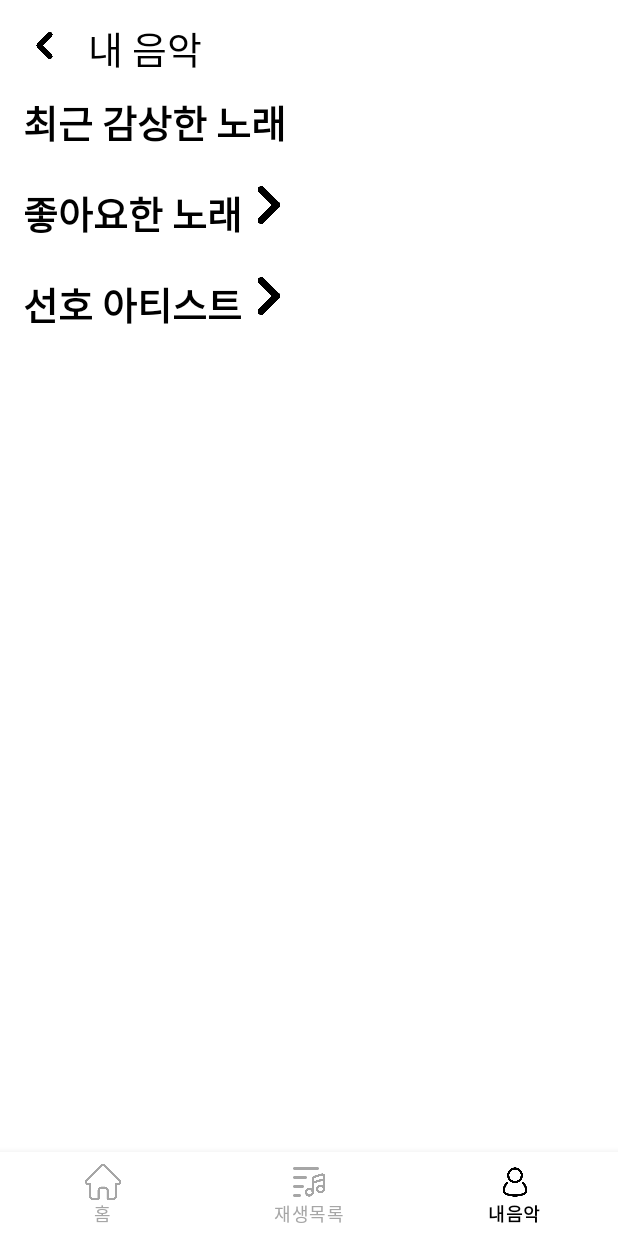
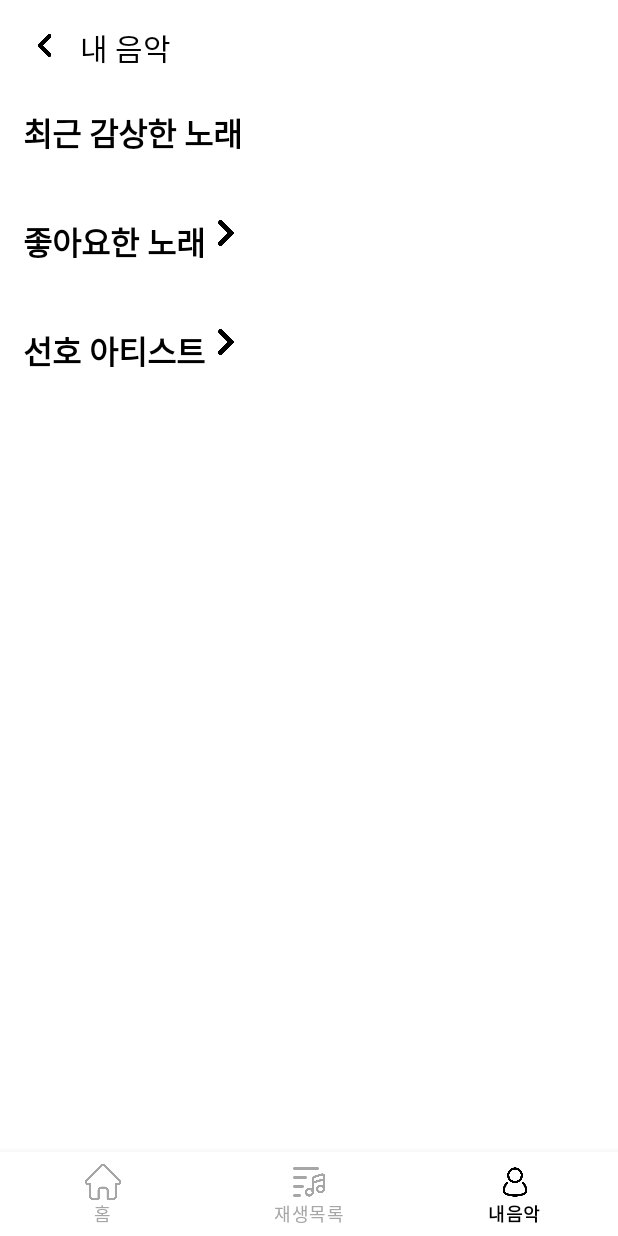
Before and after one commit to sEunkyung/GROOVE, an Android app: the Main_Home screen opened directly, with no data from a screen before it, item 3 of the bottom bar chosen, on a phone screen of 412 x 824 dp. Run offline under Robolectric (Android 15) with nearby library versions, the light colour scheme and no system bars; our stand-ins replace Volley; network calls fail.

Commit message:
은갱이 프론트 수정2

```diff
--- a/app/src/main/res/drawable/img_logo.xml
+++ b/app/src/main/res/drawable/img_logo.xml
@@ -2,6 +2,6 @@
 <layer-list xmlns:android="http://schemas.android.com/apk/res/android">
     <item
         android:drawable="@drawable/logo_img"
-        android:width="50dp"
-        android:height="50dp" />
+        android:width="15dp"
+        android:height="15dp" />
 </layer-list>
--- a/app/src/main/res/drawable/img_logoname.xml
+++ b/app/src/main/res/drawable/img_logoname.xml
@@ -2,6 +2,6 @@
 <layer-list xmlns:android="http://schemas.android.com/apk/res/android">
     <item
         android:drawable="@drawable/logo_name"
-        android:width="200dp"
-        android:height="35dp" />
+        android:width="130dp"
+        android:height="25dp" />
 </layer-list>
--- a/app/src/main/res/drawable/img_nextxml.xml
+++ b/app/src/main/res/drawable/img_nextxml.xml
@@ -2,6 +2,6 @@
 <layer-list xmlns:android="http://schemas.android.com/apk/res/android">
     <item
         android:drawable="@drawable/img_next"
-        android:width="16dp"
-        android:height="16dp" />
+        android:width="10dp"
+        android:height="10dp" />
 </layer-list>
--- a/app/src/main/res/drawable/img_playxml.xml
+++ b/app/src/main/res/drawable/img_playxml.xml
@@ -2,6 +2,6 @@
 <layer-list xmlns:android="http://schemas.android.com/apk/res/android">
     <item
         android:drawable="@drawable/img_play"
-        android:width="20dp"
-        android:height="20dp" />
+        android:width="15dp"
+        android:height="15dp" />
 </layer-list>
--- a/app/src/main/res/drawable/img_prexml.xml
+++ b/app/src/main/res/drawable/img_prexml.xml
@@ -3,7 +3,7 @@
     xmlns:android="http://schemas.android.com/apk/res/android">
     <item
         android:drawable="@drawable/img_pre"
-        android:width="18dp"
-        android:height="18dp"
+        android:width="15dp"
+        android:height="15dp"
         tools:ignore="ResourceCycle" />
 </layer-list>
--- a/app/src/main/res/layout/activity_fav_artist_selection.xml
+++ b/app/src/main/res/layout/activity_fav_artist_selection.xml
@@ -24,7 +24,7 @@
         android:gravity="center"
         android:text="선호하는 아티스트 선택"
         android:textColor="@color/black"
-        android:textSize="25dp"
+        android:textSize="23dp"
         android:textStyle="bold"
         android:fontFamily="@font/nanum_bold"
         app:layout_constraintEnd_toStartOf="@+id/btn_next2"
--- a/app/src/main/res/layout/activity_join.xml
+++ b/app/src/main/res/layout/activity_join.xml
@@ -16,11 +16,11 @@
             android:layout_width="wrap_content"
             android:layout_height="wrap_content"
             android:layout_marginStart="5dp"
-            android:layout_marginTop="12dp"
+            android:layout_marginTop="18dp"
+            android:fontFamily="@font/nanum_bold"
             android:text="회원가입"
-            android:textSize="25sp"
             android:textColor="@color/black"
-            android:fontFamily="@font/font_rokaf"
+            android:textSize="22dp"
             app:layout_constraintStart_toEndOf="@+id/btn_pre4"
             app:layout_constraintTop_toTopOf="parent" />
 
--- a/app/src/main/res/layout/activity_taglist.xml
+++ b/app/src/main/res/layout/activity_taglist.xml
@@ -41,7 +41,8 @@
             android:layout_width="wrap_content"
             android:layout_height="wrap_content"
             android:layout_marginStart="17dp"
-            android:layout_marginTop="0dp"
+            android:layout_marginTop="3dp"
+            android:layout_marginBottom="5dp"
             android:text="수록곡"
             android:textColor="@color/black"
             android:textSize="18dp"
--- a/app/src/main/res/layout/fragment_mymusic.xml
+++ b/app/src/main/res/layout/fragment_mymusic.xml
@@ -38,12 +38,12 @@
                 android:layout_width="wrap_content"
                 android:layout_height="40dp"
                 android:layout_marginTop="12dp"
-                android:layout_marginStart="5dp"
+                android:layout_marginStart="0dp"
                 android:gravity="center"
                 android:text="내 음악"
                 android:textColor="@color/black"
                 android:fontFamily="@font/nanum_bold"
-                android:textSize="25dp"
+                android:textSize="20dp"
                 app:layout_constraintStart_toEndOf="@+id/btn_pre2"
                 app:layout_constraintTop_toTopOf="parent" />
         </LinearLayout>
@@ -63,11 +63,11 @@
             android:layout_width="wrap_content"
             android:layout_height="wrap_content"
             android:layout_marginStart="15dp"
-            android:layout_marginTop="10dp"
+            android:layout_marginTop="20dp"
             android:layout_marginBottom="0dp"
             android:text="최근 감상한 노래"
             android:textColor="@color/black"
-            android:textSize="25dp"
+            android:textSize="21dp"
             android:fontFamily="@font/nanum_bold"
             android:textStyle="bold"
             app:layout_constraintStart_toStartOf="parent"
@@ -98,21 +98,21 @@
                 android:layout_width="wrap_content"
                 android:layout_height="wrap_content"
                 android:layout_marginStart="15dp"
-                android:layout_marginTop="22dp"
+                android:layout_marginTop="40dp"
                 android:layout_marginBottom="0dp"
                 android:text="좋아요한 노래"
                 android:textColor="@color/black"
-                android:textSize="25dp"
+                android:textSize="21dp"
                 android:fontFamily="@font/nanum_bold"
                 android:textStyle="bold"
                 app:layout_constraintStart_toStartOf="parent"
                 app:layout_constraintTop_toTopOf="parent" />
 
             <ImageView
-                android:layout_width="25dp"
-                android:layout_height="25dp"
+                android:layout_width="17dp"
+                android:layout_height="17dp"
                 android:layout_marginStart="5dp"
-                android:layout_marginTop="23dp"
+                android:layout_marginTop="42dp"
                 android:src="@drawable/img_nextxml" />
 
         </LinearLayout>
@@ -141,21 +141,21 @@
                 android:layout_width="wrap_content"
                 android:layout_height="wrap_content"
                 android:layout_marginStart="15dp"
-                android:layout_marginTop="22dp"
+                android:layout_marginTop="40dp"
                 android:layout_marginBottom="0dp"
                 android:text="선호 아티스트"
                 android:textColor="@color/black"
-                android:textSize="25dp"
+                android:textSize="21dp"
                 android:fontFamily="@font/nanum_bold"
                 android:textStyle="bold"
                 app:layout_constraintStart_toStartOf="parent"
                 app:layout_constraintTop_toTopOf="parent" />
 
             <ImageView
-                android:layout_width="25dp"
-                android:layout_height="25dp"
+                android:layout_width="17dp"
+                android:layout_height="17dp"
                 android:layout_marginStart="5dp"
-                android:layout_marginTop="23dp"
+                android:layout_marginTop="42dp"
                 android:src="@drawable/img_nextxml" />
         </LinearLayout>
 
--- a/app/src/main/res/layout/item_playlist.xml
+++ b/app/src/main/res/layout/item_playlist.xml
@@ -49,8 +49,8 @@
 
     <androidx.appcompat.widget.AppCompatImageButton
         android:id="@+id/btn_play_pl"
-        android:layout_width="48dp"
-        android:layout_height="48dp"
+        android:layout_width="28dp"
+        android:layout_height="28dp"
         android:layout_marginTop="30dp"
         android:layout_marginEnd="16dp"
         android:background="#00ff0000"
```
Also changed, not shown: app/src/main/res/layout/activity_likelist.xml (+6 -3 lines), app/src/main/res/layout/activity_login.xml (+4 -4 lines), app/src/main/res/layout/activity_movie_player.xml (+2 -12 lines), app/src/main/res/layout/fragment_main_home.xml (+17 -7 lines), app/src/main/res/layout/item_main_tag.xml (+3 -4 lines), app/src/main/res/drawable/img_search.png (added).
